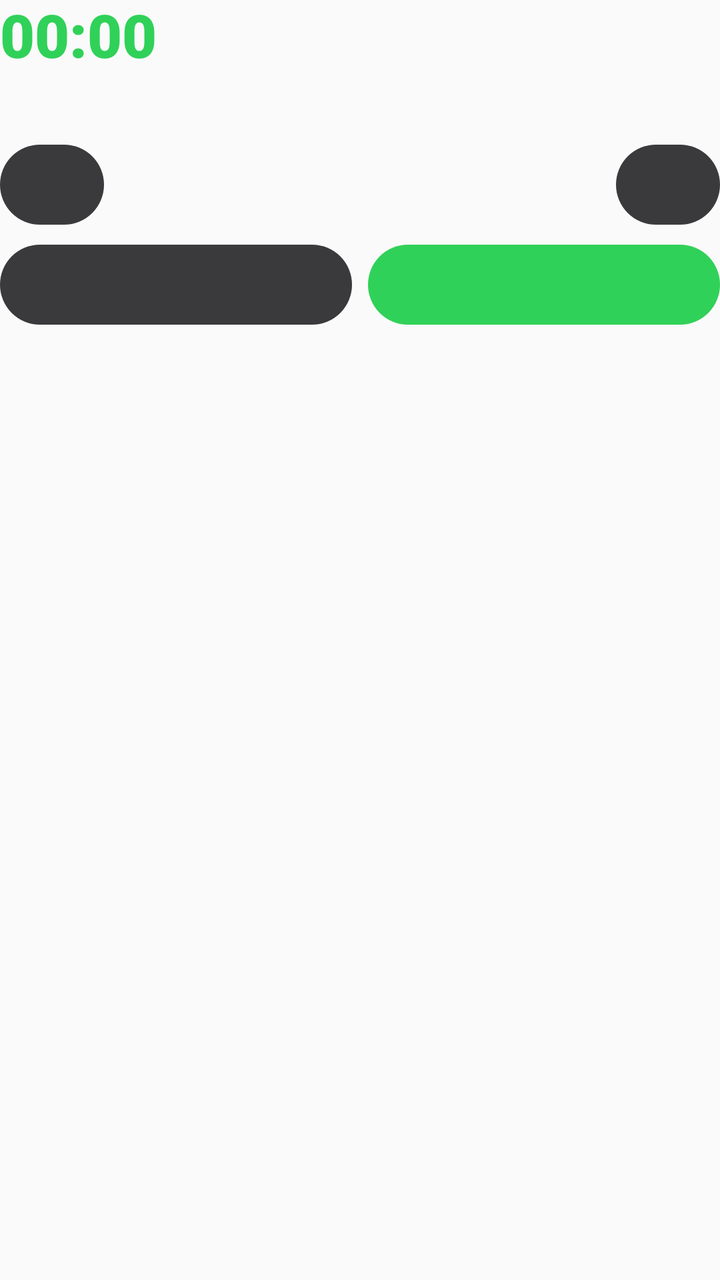
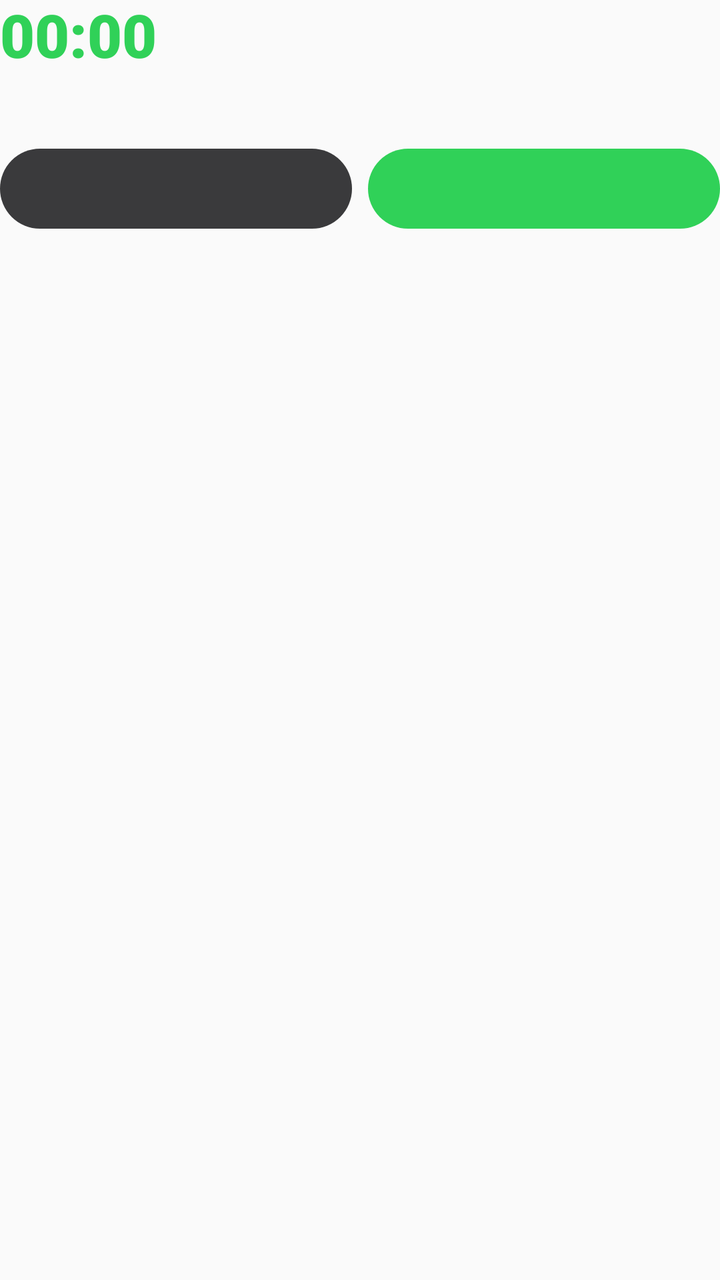

Screens rendered from an Android XML layout before and after an edit, with the pre-edit source and the edit as a unified diff.
<!-- AndroidManifest.xml: application theme AppTheme -->
<!-- res/layout/notif_set_big.xml -->
<?xml version="1.0" encoding="utf-8"?>
<LinearLayout xmlns:android="http://schemas.android.com/apk/res/android"
    android:layout_width="match_parent"
    android:layout_height="wrap_content"
    android:orientation="vertical">

    <include layout="@layout/notif_set" />

    <LinearLayout
        android:layout_width="match_parent"
        android:layout_height="wrap_content"
        android:layout_marginTop="10dp"
        android:gravity="center_vertical"
        android:orientation="horizontal">

        <ImageView
            android:id="@+id/s_photo"
            android:layout_width="96dp"
            android:layout_height="72dp"
            android:layout_marginEnd="12dp"
            android:background="#ffffff"
            android:contentDescription="@null"
            android:scaleType="centerCrop"
            android:visibility="gone" />

        <LinearLayout
            android:layout_width="0dp"
            android:layout_height="wrap_content"
            android:layout_weight="1"
            android:orientation="vertical">

            <TextView
                android:id="@+id/s_progress"
                android:layout_width="match_parent"
                android:layout_height="wrap_content"
                android:ellipsize="end"
                android:maxLines="1"
                android:textColor="#8e8e93"
                android:textSize="12sp" />

            <LinearLayout
                android:id="@+id/s_kg_row"
                android:layout_width="match_parent"
                android:layout_height="wrap_content"
                android:layout_marginTop="8dp"
                android:gravity="center_vertical"
                android:orientation="horizontal">

                <TextView
                    android:id="@+id/s_kg_less"
                    style="@style/NotifButton"
                    android:layout_width="52dp"
                    android:layout_weight="0" />

                <TextView
                    android:id="@+id/s_kg"
                    android:layout_width="0dp"
                    android:layout_height="wrap_content"
                    android:layout_marginEnd="8dp"
                    android:layout_weight="1"
                    android:fontFamily="sans-serif-medium"
                    android:gravity="center"
                    android:maxLines="1"
                    android:textColor="#ffffff"
                    android:textSize="16sp" />

                <TextView
                    android:id="@+id/s_kg_more"
                    style="@style/NotifButton"
                    android:layout_width="52dp"
                    android:layout_marginEnd="0dp"
                    android:layout_weight="0" />
            </LinearLayout>
        </LinearLayout>
    </LinearLayout>

    <LinearLayout
        android:layout_width="match_parent"
        android:layout_height="wrap_content"
        android:layout_marginTop="10dp"
        android:orientation="horizontal">

        <TextView
            android:id="@+id/s_open"
            style="@style/NotifButton" />

        <TextView
            android:id="@+id/s_done"
            style="@style/NotifButton"
            android:layout_marginEnd="0dp"
            android:background="@drawable/notif_btn_go"
            android:textColor="#000000" />
    </LinearLayout>
</LinearLayout>
<!-- res/layout/notif_set.xml (included above) -->
<?xml version="1.0" encoding="utf-8"?>
<LinearLayout xmlns:android="http://schemas.android.com/apk/res/android"
    android:layout_width="match_parent"
    android:layout_height="wrap_content"
    android:gravity="center_vertical"
    android:orientation="horizontal">

    <Chronometer
        android:id="@+id/s_clock"
        android:layout_width="wrap_content"
        android:layout_height="wrap_content"
        android:fontFamily="sans-serif-black"
        android:includeFontPadding="false"
        android:textColor="#30d158"
        android:textSize="30sp" />

    <LinearLayout
        android:layout_width="0dp"
        android:layout_height="wrap_content"
        android:layout_marginStart="14dp"
        android:layout_weight="1"
        android:orientation="vertical">

        <TextView
            android:id="@+id/s_title"
            android:layout_width="match_parent"
            android:layout_height="wrap_content"
            android:ellipsize="end"
            android:fontFamily="sans-serif-medium"
            android:maxLines="1"
            android:textColor="#ffffff"
            android:textSize="15sp" />

        <TextView
            android:id="@+id/s_detail"
            android:layout_width="match_parent"
            android:layout_height="wrap_content"
            android:ellipsize="end"
            android:maxLines="1"
            android:textColor="#aeaeb2"
            android:textSize="13sp" />
    </LinearLayout>
</LinearLayout>
<!-- resources referenced by this layout -->
<resources>
  <!-- drawable notif_btn_go (drawable) -->
  <?xml version="1.0" encoding="utf-8"?>
  <shape xmlns:android="http://schemas.android.com/apk/res/android" android:shape="rectangle">
      <solid android:color="#30d158" />
      <corners android:radius="20dp" />
  </shape>
  <style name="NotifButton">
          <item name="android:layout_width">0dp</item>
          <item name="android:layout_height">40dp</item>
          <item name="android:layout_weight">1</item>
          <item name="android:layout_marginEnd">8dp</item>
          <item name="android:background">@drawable/notif_btn</item>
          <item name="android:fontFamily">sans-serif-medium</item>
          <item name="android:gravity">center</item>
          <item name="android:maxLines">1</item>
          <item name="android:textColor">#ffffff</item>
          <item name="android:textSize">14sp</item>
      </style>
  <style name="AppTheme" parent="Theme.AppCompat.Light.DarkActionBar">
          
          <item name="colorPrimary">@color/colorPrimary</item>
          <item name="colorPrimaryDark">@color/colorPrimaryDark</item>
          <item name="colorAccent">@color/colorAccent</item>
      </style>
  <!-- drawable notif_btn (drawable) -->
  <?xml version="1.0" encoding="utf-8"?>
  <shape xmlns:android="http://schemas.android.com/apk/res/android" android:shape="rectangle">
      <solid android:color="#3a3a3c" />
      <corners android:radius="20dp" />
  </shape>
</resources>

<!-- the commit's change to res/layout/notif_set_big.xml (unified diff, before → after) -->
@@ -37,42 +37,10 @@
                 android:maxLines="1"
                 android:textColor="#8e8e93"
                 android:textSize="12sp" />
-
-            <LinearLayout
-                android:id="@+id/s_kg_row"
-                android:layout_width="match_parent"
-                android:layout_height="wrap_content"
-                android:layout_marginTop="8dp"
-                android:gravity="center_vertical"
-                android:orientation="horizontal">
-
-                <TextView
-                    android:id="@+id/s_kg_less"
-                    style="@style/NotifButton"
-                    android:layout_width="52dp"
-                    android:layout_weight="0" />
-
-                <TextView
-                    android:id="@+id/s_kg"
-                    android:layout_width="0dp"
-                    android:layout_height="wrap_content"
-                    android:layout_marginEnd="8dp"
-                    android:layout_weight="1"
-                    android:fontFamily="sans-serif-medium"
-                    android:gravity="center"
-                    android:maxLines="1"
-                    android:textColor="#ffffff"
-                    android:textSize="16sp" />
-
-                <TextView
-                    android:id="@+id/s_kg_more"
-                    style="@style/NotifButton"
-                    android:layout_width="52dp"
-                    android:layout_marginEnd="0dp"
-                    android:layout_weight="0" />
-            </LinearLayout>
         </LinearLayout>
     </LinearLayout>
+
+    <include layout="@layout/notif_adjust" />
 
     <LinearLayout
         android:layout_width="match_parent"
@@ -136,3 +104,86 @@
             android:textSize="13sp" />
     </LinearLayout>
 </LinearLayout>
+<!-- res/layout/notif_adjust.xml (included above) -->
+<?xml version="1.0" encoding="utf-8"?>
+<LinearLayout xmlns:android="http://schemas.android.com/apk/res/android"
+    android:id="@+id/a_row"
+    android:layout_width="match_parent"
+    android:layout_height="wrap_content"
+    android:layout_marginTop="10dp"
+    android:gravity="center_vertical"
+    android:orientation="horizontal"
+    android:visibility="gone">
+
+    <LinearLayout
+        android:id="@+id/a_kg_row"
+        android:layout_width="0dp"
+        android:layout_height="wrap_content"
+        android:layout_weight="1"
+        android:gravity="center_vertical"
+        android:orientation="horizontal">
+
+        <TextView
+            android:id="@+id/a_kg_less"
+            style="@style/NotifButton"
+            android:layout_width="44dp"
+            android:layout_marginEnd="0dp"
+            android:layout_weight="0" />
+
+        <TextView
+            android:id="@+id/a_kg"
+            android:layout_width="0dp"
+            android:layout_height="wrap_content"
+            android:layout_weight="1"
+            android:fontFamily="sans-serif-medium"
+            android:gravity="center"
+            android:maxLines="1"
+            android:textColor="#ffffff"
+            android:textSize="15sp" />
+
+        <TextView
+            android:id="@+id/a_kg_more"
+            style="@style/NotifButton"
+            android:layout_width="44dp"
+            android:layout_marginEnd="0dp"
+            android:layout_weight="0" />
+    </LinearLayout>
+
+    <View
+        android:layout_width="10dp"
+        android:layout_height="1dp" />
+
+    <LinearLayout
+        android:id="@+id/a_reps_row"
+        android:layout_width="0dp"
+        android:layout_height="wrap_content"
+        android:layout_weight="1"
+        android:gravity="center_vertical"
+        android:orientation="horizontal">
+
+        <TextView
+            android:id="@+id/a_reps_less"
+            style="@style/NotifButton"
+            android:layout_width="44dp"
+            android:layout_marginEnd="0dp"
+            android:layout_weight="0" />
+
+        <TextView
+            android:id="@+id/a_reps"
+            android:layout_width="0dp"
+            android:layout_height="wrap_content"
+            android:layout_weight="1"
+            android:fontFamily="sans-serif-medium"
+            android:gravity="center"
+            android:maxLines="1"
+            android:textColor="#ffffff"
+            android:textSize="15sp" />
+
+        <TextView
+            android:id="@+id/a_reps_more"
+            style="@style/NotifButton"
+            android:layout_width="44dp"
+            android:layout_marginEnd="0dp"
+            android:layout_weight="0" />
+    </LinearLayout>
+</LinearLayout>
